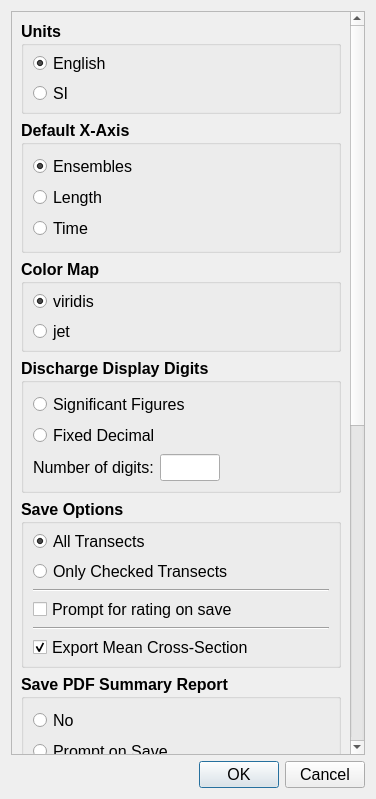
Above: qrev/UI/wOptions.ui from Sana-hammemi/qrevint before the change. Below: the same form after it.
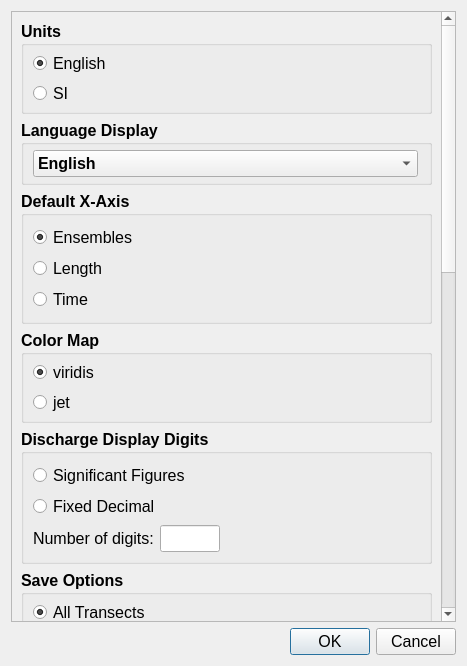
That is the form after the change.

```diff
--- a/qrev/UI/wOptions.ui
+++ b/qrev/UI/wOptions.ui
@@ -6,8 +6,8 @@
    <rect>
     <x>0</x>
     <y>0</y>
-    <width>376</width>
-    <height>799</height>
+    <width>467</width>
+    <height>666</height>
    </rect>
   </property>
   <property name="maximumSize">
@@ -19,8 +19,8 @@
   <property name="windowTitle">
    <string>Settings</string>
   </property>
-  <layout class="QVBoxLayout" name="verticalLayout_13">
-   <item>
+  <layout class="QGridLayout" name="gridLayout">
+   <item row="0" column="0">
     <widget class="QScrollArea" name="scrollArea">
      <property name="widgetResizable">
       <bool>true</bool>
@@ -30,8 +30,8 @@
        <rect>
         <x>0</x>
         <y>0</y>
-        <width>339</width>
-        <height>1390</height>
+        <width>426</width>
+        <height>1353</height>
        </rect>
       </property>
       <layout class="QVBoxLayout" name="verticalLayout_3">
@@ -94,6 +94,58 @@
          </layout>
         </widget>
        </item>
+       <item>
+        <widget class="QGroupBox" name="gb_units_2">
+         <property name="font">
+          <font>
+           <pointsize>12</pointsize>
+           <weight>75</weight>
+           <bold>true</bold>
+          </font>
+         </property>
+         <property name="title">
+          <string>Language Display</string>
+         </property>
+         <layout class="QVBoxLayout" name="verticalLayout_13">
+          <property name="spacing">
+           <number>5</number>
+          </property>
+          <property name="topMargin">
+           <number>5</number>
+          </property>
+          <property name="rightMargin">
+           <number>11</number>
+          </property>
+          <property name="bottomMargin">
+           <number>5</number>
+          </property>
+          <item>
+           <widget class="QComboBox" name="cb_language">
+            <item>
+             <property name="text">
+              <string>English</string>
+             </property>
+            </item>
+            <item>
+             <property name="text">
+              <string>French</string>
+             </property>
+            </item>
+            <item>
+             <property name="text">
+              <string>German</string>
+             </property>
+            </item>
+            <item>
+             <property name="text">
+              <string>Spanish</string>
+             </property>
+            </item>
+           </widget>
+          </item>
+         </layout>
+        </widget>
+       </item>
        <item>
         <widget class="QGroupBox" name="gb_axis">
          <property name="font">
@@ -374,6 +426,27 @@
             </property>
            </widget>
           </item>
+          <item>
+           <widget class="Line" name="line_2">
+            <property name="orientation">
+             <enum>Qt::Horizontal</enum>
+            </property>
+           </widget>
+          </item>
+          <item>
+           <widget class="QCheckBox" name="cb_stylesheet">
+            <property name="font">
+             <font>
+              <pointsize>12</pointsize>
+              <weight>50</weight>
+              <bold>false</bold>
+             </font>
+            </property>
+            <property name="text">
+             <string>Save style sheet with data</string>
+            </property>
+           </widget>
+          </item>
           <item>
            <widget class="Line" name="line_3">
             <property name="orientation">
@@ -725,7 +798,7 @@
      </widget>
     </widget>
    </item>
-   <item>
+   <item row="1" column="0">
     <widget class="QDialogButtonBox" name="buttonBox">
      <property name="font">
       <font>
```
